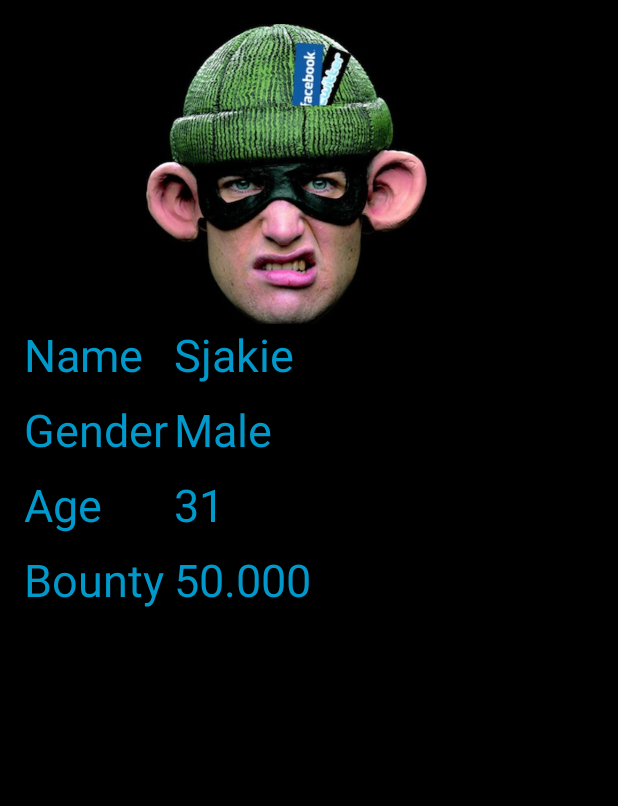
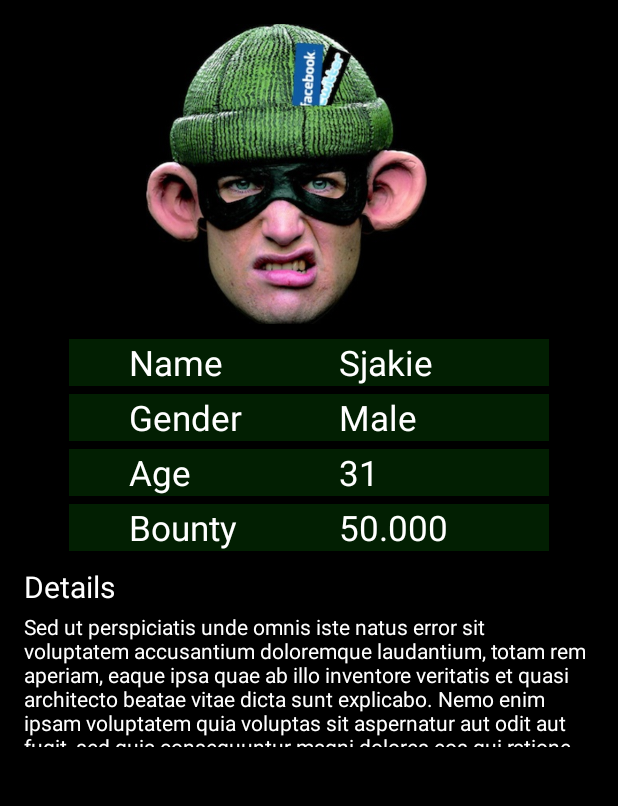
Before and after one commit to HDauven/SmartMobile, an Android app: the screen it shows after launch (MainActivity), on a phone screen of 412 x 824 dp, the part 84-890 px from its top. Run offline under Robolectric (Android 15) with nearby library versions, the phone set to English and light mode, and no system bars.

Commit message:
Update Week 1

```diff
--- a/Erwin/SMTE41/CSIWeek1/app/src/main/res/layout/activity_main.xml
+++ b/Erwin/SMTE41/CSIWeek1/app/src/main/res/layout/activity_main.xml
@@ -21,68 +21,70 @@
     <LinearLayout
         android:layout_width="match_parent"
         android:layout_height="match_parent"
-        android:orientation="horizontal">
+        android:orientation="vertical">
 
         <TableLayout
-            android:layout_width="wrap_content"
-            android:layout_height="match_parent">
+            android:layout_width="fill_parent"
+            android:layout_height="wrap_content"
+            android:paddingTop="10sp"
+            android:paddingStart="30sp"
+            android:paddingEnd="30sp"
+            android:paddingBottom="10sp">
 
             <TableRow
                 android:id="@+id/tableRow1"
-                android:layout_width="@dimen/activity_horizontal_margin"
+                android:layout_width="fill_parent"
                 android:layout_height="wrap_content"
-                android:backgroundTint="@android:color/holo_green_light"
-                android:weightSum="2">
-
-
+                android:weightSum="2"
+                android:background="@color/background_text"
+                android:layout_marginBottom="5dp"
+                android:paddingLeft="40dp">
 
                     <TextView
                         android:id="@+id/text_name"
                         android:layout_width="100dp"
-                        android:layout_height="50dp"
+                        android:layout_height="wrap_content"
                         android:layout_weight="1"
                         android:text="@string/criminal_name"
-                        android:textColor="@android:color/holo_blue_dark"
-                        android:textColorHighlight="@android:color/primary_text_dark"
-                        android:textSize="30sp" />
+                        android:textSize="23sp"
+                        android:textColor="#FFFFFF"/>
 
                     <TextView
                         android:id="@+id/text_name_value"
                         android:layout_width="100dp"
-                        android:layout_height="50dp"
+                        android:layout_height="wrap_content"
                         android:layout_weight="1"
                         android:text="@string/criminal_name_value"
-                        android:textColor="@android:color/holo_blue_dark"
-                        android:textColorHighlight="@android:color/primary_text_dark"
-                        android:textSize="30sp" />
+                        android:textColor="#FFFFFF"
+                        android:textSize="23sp" />
 
             </TableRow>
 
             <TableRow
                 android:id="@+id/tableRow2"
                 android:layout_width="match_parent"
-                android:layout_height="wrap_content">
-
+                android:layout_height="wrap_content"
+                android:background="@color/background_text"
+                android:layout_marginBottom="5dp"
+                android:paddingLeft="40dp">
 
                     <TextView
                         android:id="@+id/text_gender"
                         android:layout_width="100dp"
-                        android:layout_height="50dp"
+                        android:layout_height="wrap_content"
                         android:layout_weight="1"
                         android:text="@string/gender"
-                        android:textColor="@android:color/holo_blue_dark"
-                        android:textColorHighlight="@android:color/primary_text_dark"
-                        android:textSize="30sp" />
+                        android:textColor="#FFFFFF"
+                        android:textSize="23sp" />
 
                     <TextView
                         android:id="@+id/text_gender_value"
                         android:layout_width="100dp"
-                        android:layout_height="50dp"
+                        android:layout_height="wrap_content"
                         android:layout_weight="1"
                         android:text="@string/gender_value"
-                        android:textColor="@android:color/holo_blue_dark"
-                        android:textColorHighlight="@android:color/primary_text_dark"
-                        android:textSize="30sp" />
+                        android:textColor="#FFFFFF"
+                        android:textSize="23sp" />
 
 
             </TableRow>
@@ -90,60 +92,90 @@
             <TableRow
                 android:id="@+id/tableRow3"
                 android:layout_width="match_parent"
-                android:layout_height="wrap_content">
-
+                android:layout_height="wrap_content"
+                android:background="@color/background_text"
+                android:layout_marginBottom="5dp"
+                android:paddingLeft="40dp">
 
                     <TextView
                         android:id="@+id/text_age"
                         android:layout_width="100dp"
-                        android:layout_height="50dp"
+                        android:layout_height="wrap_content"
                         android:layout_weight="1"
                         android:text="@string/text_age"
-                        android:textColor="@android:color/holo_blue_dark"
-                        android:textColorHighlight="@android:color/primary_text_dark"
-                        android:textSize="30sp" />
+                        android:textColor="#FFFFFF"
+                        android:textSize="23sp" />
 
                     <TextView
                         android:id="@+id/text_age_value"
                         android:layout_width="100dp"
-                        android:layout_height="50dp"
+                        android:layout_height="wrap_content"
                         android:layout_weight="1"
                         android:text="@string/text_age_value"
-                        android:textColor="@android:color/holo_blue_dark"
-                        android:textColorHighlight="@android:color/primary_text_dark"
-                        android:textSize="30sp" />
+                        android:textColor="#FFFFFF"
+                        android:textSize="23sp" />
 
             </TableRow>
 
             <TableRow
                 android:id="@+id/tableRow4"
                 android:layout_width="match_parent"
-                android:layout_height="wrap_content">
+                android:layout_height="wrap_content"
+                android:background="@color/background_text"
+                android:paddingLeft="40dp">
 
                     <TextView
                         android:id="@+id/text_bounty"
                         android:layout_width="100dp"
-                        android:layout_height="50dp"
+                        android:layout_height="wrap_content"
                         android:layout_weight="1"
                         android:text="@string/bounty"
-                        android:textColor="@android:color/holo_blue_dark"
-                        android:textColorHighlight="@android:color/primary_text_dark"
-                        android:textSize="30sp" />
+                        android:textColor="#FFFFFF"
+                        android:textSize="23sp" />
 
                     <TextView
                         android:id="@+id/text_bounty_value"
                         android:layout_width="100dp"
-                        android:layout_height="50dp"
+                        android:layout_height="wrap_content"
                         android:layout_weight="1"
                         android:text="@string/bounty_value"
-                        android:textColor="@android:color/holo_blue_dark"
-                        android:textColorHighlight="@android:color/primary_text_dark"
-                        android:textSize="30sp" />
+                        android:textColor="#FFFFFF"
+                        android:textSize="23sp" />
 
             </TableRow>
 
         </TableLayout>
 
+        <LinearLayout
+            android:layout_width="fill_parent"
+            android:layout_height="fill_parent"
+            android:orientation="vertical">
+
+            <TextView
+                android:layout_width="fill_parent"
+                android:layout_height="wrap_content"
+                android:text="@string/details"
+                android:textColor="#FFFFFF"
+                android:textSize="20dp"
+                android:layout_marginBottom="3dp"/>
+
+            <ScrollView
+                android:layout_width="fill_parent"
+                android:layout_height="90dp">
+
+                <TextView
+                    android:id="@+id/id_description"
+                    android:layout_width="fill_parent"
+                    android:layout_height="wrap_content"
+                    android:text="@string/criminal_description"
+                    android:textColor="#FFFFFF"/>
+
+            </ScrollView>
+
+        </LinearLayout>
+
+
+
 
     </LinearLayout>
 </LinearLayout>
--- a/Erwin/SMTE41/CSIWeek1/app/src/main/res/values/colors.xml
+++ b/Erwin/SMTE41/CSIWeek1/app/src/main/res/values/colors.xml
@@ -3,4 +3,5 @@
     <color name="colorPrimary">#3F51B5</color>
     <color name="colorPrimaryDark">#303F9F</color>
     <color name="colorAccent">#FF4081</color>
+    <color name="background_text">#40087B0A</color>
 </resources>
--- a/Erwin/SMTE41/CSIWeek1/app/src/main/res/values/strings.xml
+++ b/Erwin/SMTE41/CSIWeek1/app/src/main/res/values/strings.xml
@@ -9,4 +9,7 @@
     <string name="text_age_value">31</string>
     <string name="bounty">Bounty</string>
     <string name="bounty_value">50.000</string>
+    <string name="details">Details</string>
+    <string name="id_details">details</string>
+    <string name="criminal_description">Sed ut perspiciatis unde omnis iste natus error sit voluptatem accusantium doloremque laudantium, totam rem aperiam, eaque ipsa quae ab illo inventore veritatis et quasi architecto beatae vitae dicta sunt explicabo. Nemo enim ipsam voluptatem quia voluptas sit aspernatur aut odit aut fugit, sed quia consequuntur magni dolores eos qui ratione voluptatem sequi nesciunt. Neque porro quisquam est, qui dolorem ipsum quia dolor sit amet, consectetur, adipisci velit, sed quia non numquam eius modi tempora incidunt ut labore</string>
 </resources>
```
